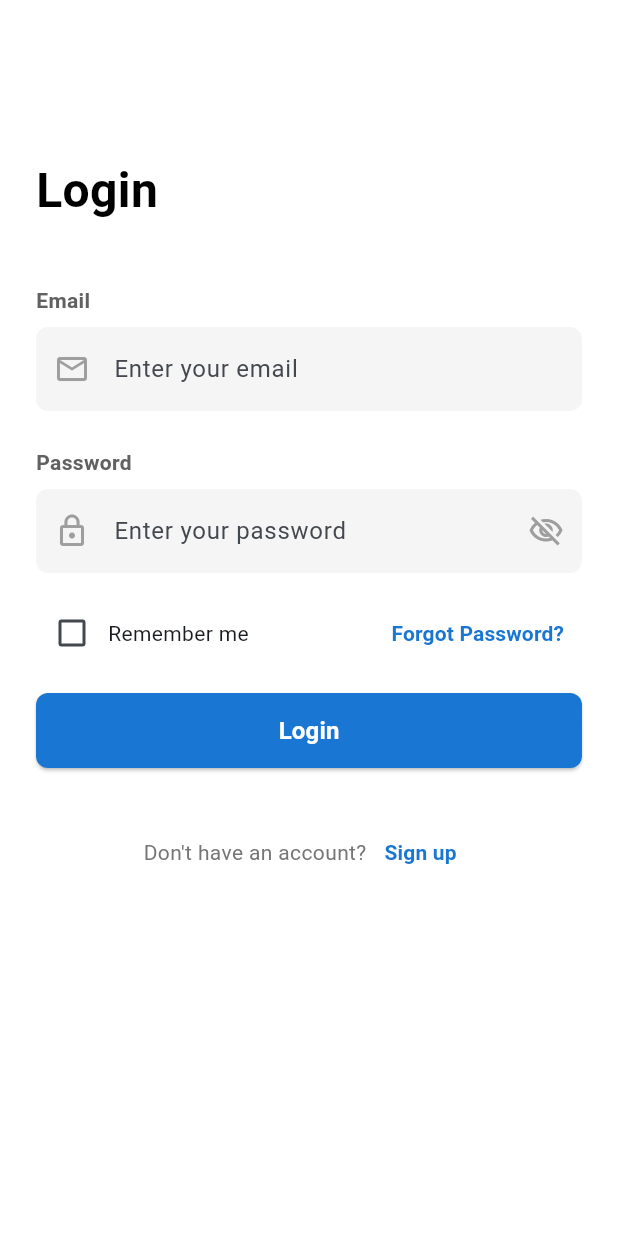
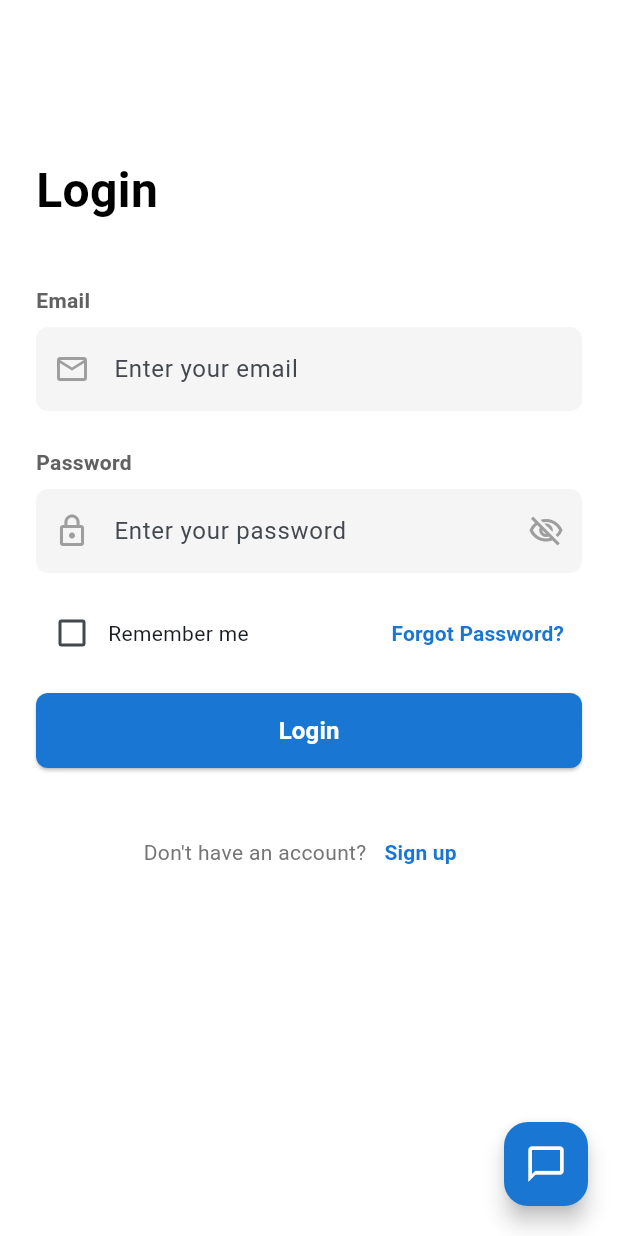
Before and after one commit to AziidanNg/Application-Development-KNOWA, a Flutter app: the screen it shows after launch, on a phone screen of 412 x 824 dp. Run offline on Flutter 3.47's test engine with Material 3 defaults, Android fonts, the phone set to English and light mode, and no system bars; our stand-ins replace file_picker, flutter_secure_storage, image_picker, intl_phone_field, jwt_decoder, share_plus and 2 more.

Commit message:
Implement ai chatbot

```diff
--- a/knowa_frontend/lib/main.dart
+++ b/knowa_frontend/lib/main.dart
@@ -1,5 +1,7 @@
+// lib/main.dart
 import 'package:flutter/material.dart';
-import 'package:knowa_frontend/screens/login_screen.dart'; // Import your new screen
+import 'package:knowa_frontend/screens/login_screen.dart';
+import 'package:knowa_frontend/widgets/global_chatbot.dart';
 
 void main() {
   runApp(const MyApp());
@@ -13,14 +15,31 @@ class MyApp extends StatelessWidget {
     return MaterialApp(
       title: 'KNOWA',
       theme: ThemeData(
-        // This applies your Google Material Design theme
         colorScheme: ColorScheme.fromSeed(seedColor: Colors.blue),
         useMaterial3: true,
-        scaffoldBackgroundColor: Colors.white,
       ),
-      home: const LoginScreen(), // This is the new starting point
+      home: const AppRootWrapper(child: LoginScreen()),
     );
   }
 }
 
-//test
+class AppRootWrapper extends StatelessWidget {
+  final Widget child;
+  final double bottomNavOffset; // <--- New parameter
+
+  const AppRootWrapper({
+    super.key,
+    required this.child,
+    this.bottomNavOffset = 0, // Default 0 for Login/Register
+  });
+
+  @override
+  Widget build(BuildContext context) {
+    return Stack(
+      children: [
+        child,
+        GlobalChatbot(additionalBottomPadding: bottomNavOffset), // <--- Pass it here
+      ],
+    );
+  }
+}
--- /dev/null
+++ b/knowa_frontend/lib/widgets/global_chatbot.dart
@@ -0,0 +1,219 @@
+// lib/widgets/global_chatbot.dart
+import 'package:flutter/material.dart';
+import 'package:http/http.dart' as http;
+import 'dart:convert';
+import 'package:flutter/foundation.dart'; // For platform check
+
+class GlobalChatbot extends StatefulWidget {
+  final double additionalBottomPadding;
+
+  const GlobalChatbot({
+    super.key,
+    this.additionalBottomPadding = 0.0, // Default is 0
+  });
+
+  @override
+  State<GlobalChatbot> createState() => _GlobalChatbotState();
+}
+
+class _GlobalChatbotState extends State<GlobalChatbot> {
+  bool _isOpen = false; // Is the chat window open?
+  final TextEditingController _controller = TextEditingController();
+  final List<Map<String, String>> _messages = [];
+  bool _isLoading = false;
+  final ScrollController _scrollController = ScrollController();
+
+  // Correct URL for Emulator vs Device
+  final String _baseUrl = defaultTargetPlatform == TargetPlatform.android
+      ? 'http://10.0.2.2:8000/api/users/chatbot/'
+      : 'http://127.0.0.1:8000/api/users/chatbot/';
+
+  Future<void> _sendMessage() async {
+    final text = _controller.text.trim();
+    if (text.isEmpty) return;
+
+    setState(() {
+      _messages.add({'role': 'user', 'text': text});
+      _isLoading = true;
+    });
+    _controller.clear();
+    _scrollToBottom();
+
+    try {
+      final response = await http.post(
+        Uri.parse(_baseUrl),
+        headers: {'Content-Type': 'application/json'},
+        body: jsonEncode({'message': text}),
+      );
+
+      if (response.statusCode == 200) {
+        final data = jsonDecode(response.body);
+        setState(() {
+          _messages.add({'role': 'ai', 'text': data['reply']});
+        });
+      } else {
+        setState(() {
+          _messages.add({'role': 'ai', 'text': 'Error connecting to server.'});
+        });
+      }
+    } catch (e) {
+      setState(() {
+        _messages.add({'role': 'ai', 'text': 'Connection failed. Is server running?'});
+      });
+    } finally {
+      setState(() {
+        _isLoading = false;
+      });
+      _scrollToBottom();
+    }
+  }
+
+  void _scrollToBottom() {
+    WidgetsBinding.instance.addPostFrameCallback((_) {
+      if (_scrollController.hasClients) {
+        _scrollController.animateTo(
+          _scrollController.position.maxScrollExtent,
+          duration: const Duration(milliseconds: 300),
+          curve: Curves.easeOut,
+        );
+      }
+    });
+  }
+
+  @override
+  Widget build(BuildContext context) {
+    final double bottomPadding = MediaQuery.of(context).padding.bottom;
+    final double bottomOffset = 20 + bottomPadding + widget.additionalBottomPadding;
+
+    // If chat is NOT open, show button
+    if (!_isOpen) {
+      return Positioned(
+        bottom: bottomOffset, // <--- UPDATED
+        right: 20,
+        child: FloatingActionButton(
+          onPressed: () => setState(() => _isOpen = true),
+          backgroundColor: Colors.blue.shade700,
+          elevation: 6,
+          child: const Icon(Icons.chat_bubble_outline, color: Colors.white, size: 28),
+        ),
+      );
+    }
+
+    // If chat IS open, show window
+    return Positioned(
+      bottom: bottomOffset, // <--- UPDATED
+      right: 20,
+      child: Material(
+        elevation: 8,
+        borderRadius: BorderRadius.circular(20),
+        color: Colors.white,
+        child: Container(
+          width: 350,
+          height: 500,
+          decoration: BoxDecoration(
+            borderRadius: BorderRadius.circular(20),
+            border: Border.all(color: Colors.grey.shade300),
+          ),
+          child: Column(
+            children: [
+              // ... (Rest of your header, chat list, and input code remains exactly the same) ...
+              // Header
+              Container(
+                padding: const EdgeInsets.symmetric(horizontal: 16, vertical: 12),
+                decoration: BoxDecoration(
+                  color: Colors.blue.shade700,
+                  borderRadius: const BorderRadius.vertical(top: Radius.circular(19)),
+                ),
+                child: Row(
+                  mainAxisAlignment: MainAxisAlignment.spaceBetween,
+                  children: [
+                    const Row(
+                      children: [
+                        Icon(Icons.smart_toy, color: Colors.white),
+                        SizedBox(width: 8),
+                        Text("KNOWA Assistant", style: TextStyle(color: Colors.white, fontWeight: FontWeight.bold, fontSize: 16)),
+                      ],
+                    ),
+                    IconButton(
+                      icon: const Icon(Icons.close, color: Colors.white),
+                      padding: EdgeInsets.zero,
+                      constraints: const BoxConstraints(),
+                      onPressed: () => setState(() => _isOpen = false),
+                    ),
+                  ],
+                ),
+              ),
+
+              // Chat List
+              Expanded(
+                child: _messages.isEmpty
+                    ? const Center(
+                        child: Padding(
+                          padding: EdgeInsets.all(32.0),
+                          child: Text("Hi! Ask me anything about registration, login, or events.", textAlign: TextAlign.center, style: TextStyle(color: Colors.grey)),
+                        ),
+                      )
+                    : ListView.builder(
+                        controller: _scrollController,
+                        padding: const EdgeInsets.all(12),
+                        itemCount: _messages.length,
+                        itemBuilder: (ctx, i) {
+                          final msg = _messages[i];
+                          final isUser = msg['role'] == 'user';
+                          return Align(
+                            alignment: isUser ? Alignment.centerRight : Alignment.centerLeft,
+                            child: Container(
+                              margin: const EdgeInsets.symmetric(vertical: 4),
+                              padding: const EdgeInsets.symmetric(horizontal: 12, vertical: 8),
+                              constraints: const BoxConstraints(maxWidth: 260),
+                              decoration: BoxDecoration(
+                                color: isUser ? Colors.blue.shade100 : Colors.grey.shade200,
+                                borderRadius: BorderRadius.circular(12),
+                              ),
+                              child: Text(msg['text']!, style: const TextStyle(fontSize: 14)),
+                            ),
+                          );
+                        },
+                      ),
+              ),
+
+              // Loading
+              if (_isLoading)
+                const Padding(
+                  padding: EdgeInsets.all(8.0),
+                  child: Text("Thinking...", style: TextStyle(fontSize: 12, color: Colors.grey)),
+                ),
+
+              // Input
+              Padding(
+                padding: const EdgeInsets.all(8.0),
+                child: Row(
+                  children: [
+                    Expanded(
+                      child: TextField(
+                        controller: _controller,
+                        decoration: InputDecoration(
+                          hintText: "Type a message...",
+                          contentPadding: const EdgeInsets.symmetric(horizontal: 16),
+                          border: OutlineInputBorder(borderRadius: BorderRadius.circular(30)),
+                          filled: true,
+                          fillColor: Colors.grey.shade50,
+                        ),
+                        onSubmitted: (_) => _sendMessage(),
+                      ),
+                    ),
+                    const SizedBox(width: 8),
+                    IconButton(
+                      icon: Icon(Icons.send, color: Colors.blue.shade700),
+                      onPressed: _sendMessage,
+                    ),
+                  ],
+                ),
+              ),
+            ],
+          ),
+        ),
+      ),
+    );
+  }
+}
```
Also changed, not shown: knowa_frontend/lib/screens/login_screen.dart (+10 -3 lines), knowa_frontend/lib/screens/verify_2fa_screen.dart (+11 -14 lines), knowa_backend/media/event_images/33_3cqf23Z.jpg (added), knowa_backend/media/event_images/33_cMSfbDe.jpg (added), knowa_backend/media/event_images/33_kHRReNR.jpg (added), 3 other files.
